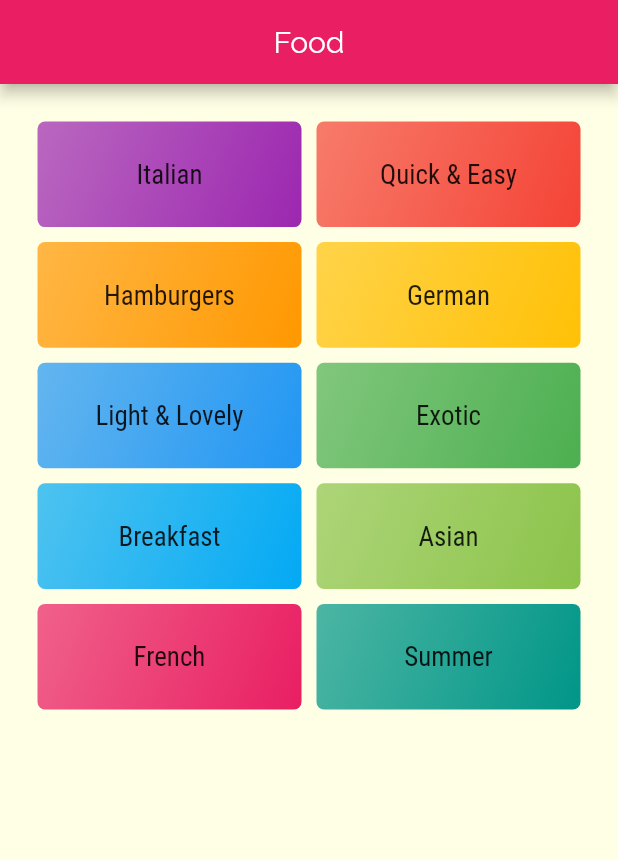
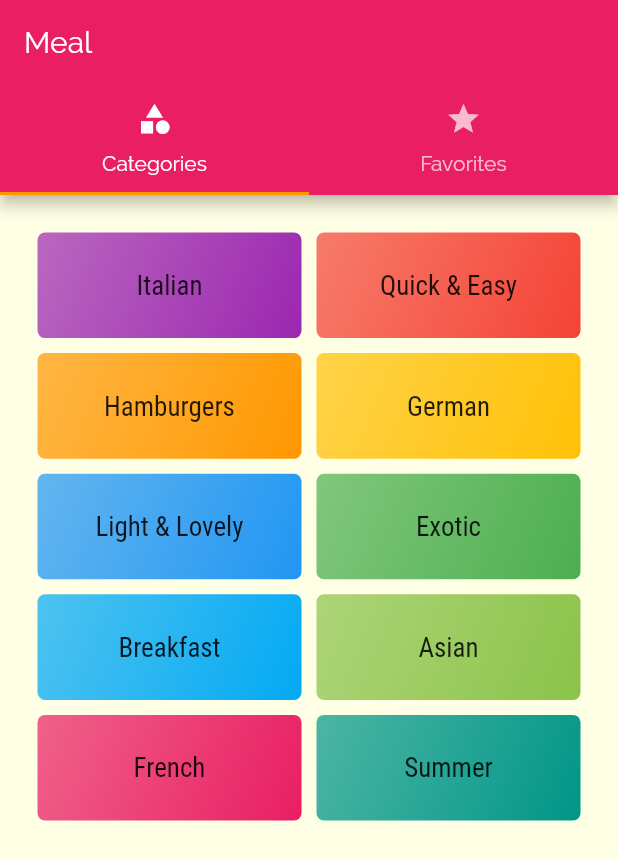
Before and after one commit to zohaib304/flutter_the_meals_app, a Flutter app: the screen it shows after launch, on a phone screen of 412 x 824 dp. Shown: the top 860 px of the screen. Run offline on Flutter 3.47's test engine with Material 2 defaults, Android fonts, the phone set to English and light mode, and no system bars.

Commit message:
Adding a TabBar to the AppBar

```diff
--- a/lib/main.dart
+++ b/lib/main.dart
@@ -1,5 +1,6 @@
 import 'package:flutter/material.dart';
 
+import './screens/tabs_screen.dart';
 import './screens/meal_details_screen.dart';
 import './screens/category_meals_screen.dart';
 import './screens/categories_screen.dart';
@@ -30,8 +31,10 @@ class MyApp extends StatelessWidget {
               ),
             ),
       ),
-      home: CategoriesScreen(),
+      // home: CategoriesScreen(),
+      initialRoute: '/',
       routes: {
+        '/': (ctx) => TabsScreen(),
         CategoryMealsScreen.routeName: (ctx) => CategoryMealsScreen(),
         MealDetailScreen.routeName: (ctx) => MealDetailScreen(),
       },
--- a/lib/screens/categories_screen.dart
+++ b/lib/screens/categories_screen.dart
@@ -6,12 +6,7 @@ import '../dummy_data.dart';
 class CategoriesScreen extends StatelessWidget {
   @override
   Widget build(BuildContext context) {
-    return Scaffold(
-      appBar: AppBar(
-        title: const Text("Food"),
-        centerTitle: true,
-      ),
-      body: GridView(
+    return GridView(
       padding: EdgeInsets.all(25),
       children: DUMMY_CATEGORIES
           .map(
@@ -28,7 +23,6 @@ class CategoriesScreen extends StatelessWidget {
         crossAxisSpacing: 10,
         mainAxisSpacing: 10,
       ),
-      ),
     );
   }
 }
--- /dev/null
+++ b/lib/screens/favorties_screen.dart
@@ -0,0 +1,9 @@
+import 'package:flutter/material.dart';
+class FavoriteScreen extends StatelessWidget {
+  @override
+  Widget build(BuildContext context) {
+    return Container(
+      child: Center(child: Text("Favorties"),),
+    );
+  }
+}
--- /dev/null
+++ b/lib/screens/tabs_screen.dart
@@ -0,0 +1,41 @@
+import 'package:flutter/material.dart';
+
+import './categories_screen.dart';
+import './favorties_screen.dart';
+
+class TabsScreen extends StatefulWidget {
+  @override
+  _TabsScreenState createState() => _TabsScreenState();
+}
+
+class _TabsScreenState extends State<TabsScreen> {
+  @override
+  Widget build(BuildContext context) {
+    return DefaultTabController(
+      length: 2,
+      child: Scaffold(
+        appBar: AppBar(
+          title: Text('Meal'),
+          bottom: TabBar(
+            tabs: <Widget>[
+              Tab(
+                icon: Icon(Icons.category),
+                text: 'Categories',
+              ),
+              Tab(
+                icon: Icon(Icons.star),
+                text: 'Favorites',
+              ),
+            ],
+          ),
+        ),
+        body: TabBarView(
+          children: <Widget>[
+            CategoriesScreen(),
+            FavoriteScreen(),
+          ],
+        ),
+      ),
+    );
+  }
+}
```
Lines whose indentation alone changed are shown as unchanged.
